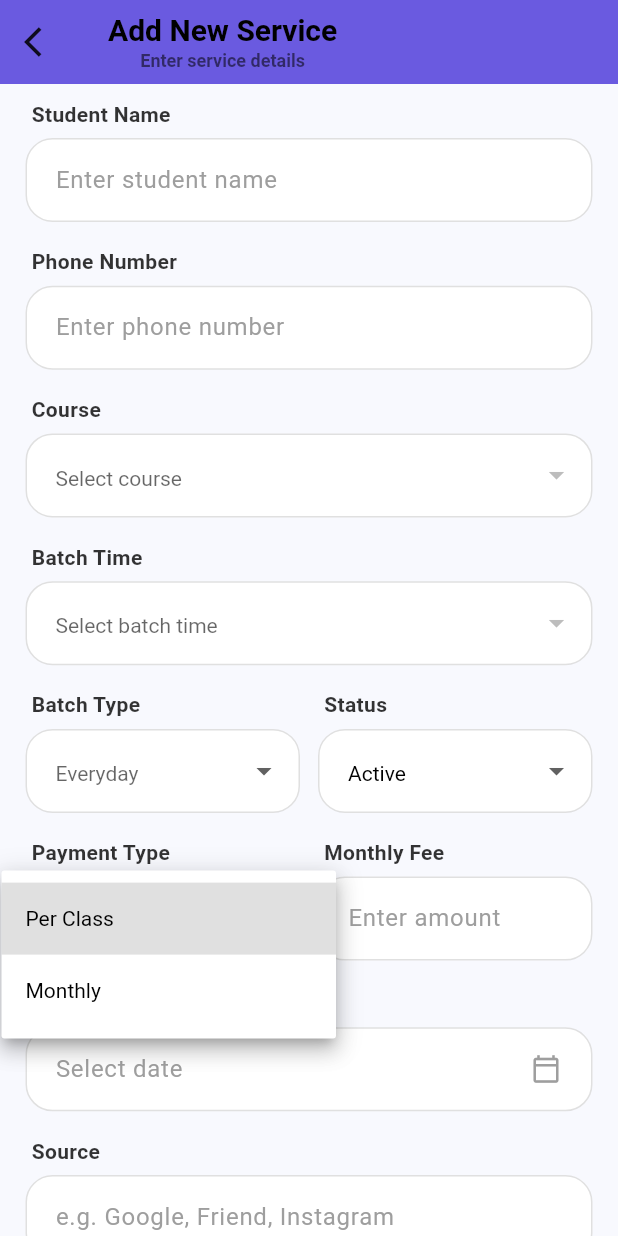
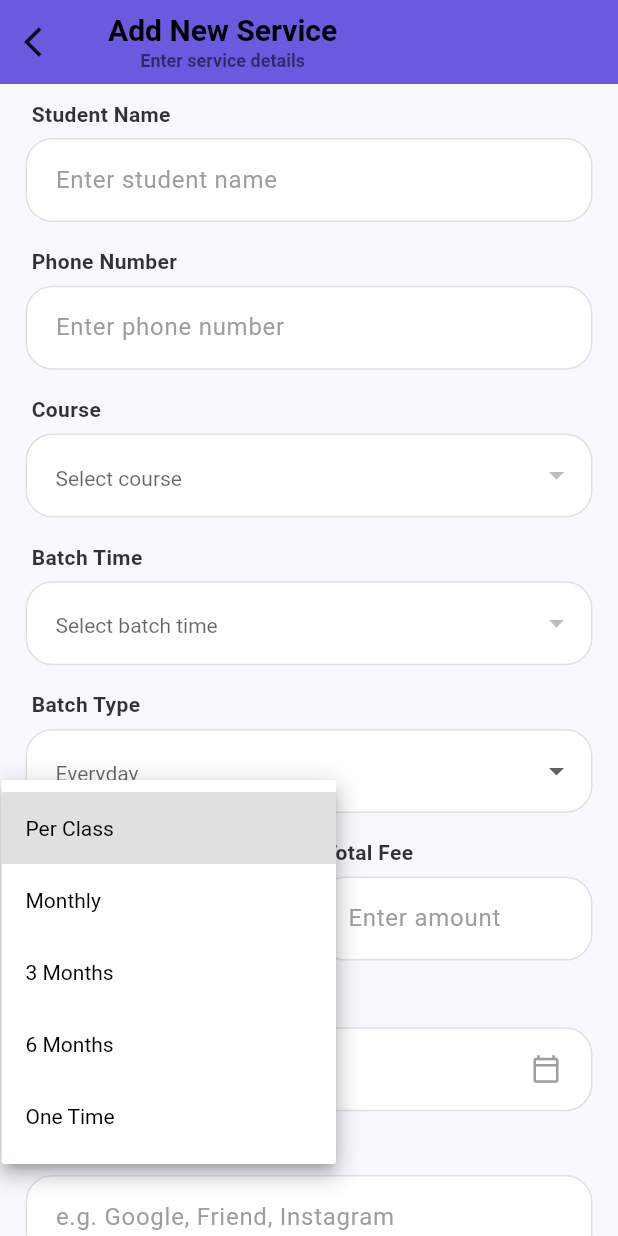
Before and after one commit to jayprajapati2246/music_class, a Flutter app: the Addnstudent screen opened directly, after a tap on "Per Class", on a phone screen of 412 x 824 dp. Run offline on Flutter 3.47's test engine with Material 3 defaults, Android fonts, the phone set to English and light mode, and no system bars; our stand-ins replace cloud_firestore, firebase_auth, firebase_core, get, google_mobile_ads, google_sign_in and 2 more; accounts and stored records are empty; network calls fail.

Commit message:
Complete this app

```diff
--- a/lib/Logic/controller/user/AddStudent.dart
+++ b/lib/Logic/controller/user/AddStudent.dart
@@ -16,12 +16,10 @@ class Addstudentcontroller extends GetxController {
   String? selectedBatchType;
   String? selectedPaymentType;
   String? selectedBatchTime;
-  String selectedStatus = 'Active';
 
   var courses = <String>[].obs;
-  final List<String> batchTypes = ['Everyday', 'Alternate Days'];
-  final List<String> paymentTypes = ['Per Class', 'Monthly'];
-  final List<String> statuses = ['Active', 'Inactive'];
+  final List<String> batchTypes = ['Everyday', 'Alternate Days','Weekends'];
+  final List<String> paymentTypes = ['Per Class', 'Monthly','3 Months','6 Months','One Time'];
   var batchTime = <String>[].obs;
 
   DateTime? joinDate;
@@ -44,7 +42,7 @@ class Addstudentcontroller extends GetxController {
     try {
       String uid = targetUserId ?? _auth.currentUser!.uid;
 
-      // Fetch from the new services subcollection
+      // Fetch from the new services subcollectio
       QuerySnapshot snapshot = await _firestore
           .collection('users')
           .doc(uid)
@@ -106,7 +104,6 @@ class Addstudentcontroller extends GetxController {
       monthlyFee: double.parse(amountController.text.trim()),
       joinDate: joinDate!,
       source: sourceController.text.trim(),
-      status: selectedStatus,
     );
 
     try {
@@ -147,7 +144,6 @@ class Addstudentcontroller extends GetxController {
       monthlyFee: double.parse(amountController.text.trim()),
       joinDate: joinDate!,
       source: sourceController.text.trim(),
-      status: selectedStatus,
     );
 
     try {
@@ -206,7 +202,6 @@ class Addstudentcontroller extends GetxController {
     selectedBatchTime = null;
     selectedBatchType = null;
     selectedPaymentType = null;
-    selectedStatus = 'Active';
     joinDate = null;
     targetUserId = null;
   }
--- a/lib/Logic/model/Student.dart
+++ b/lib/Logic/model/Student.dart
@@ -16,7 +16,6 @@ class StudentModel {
   final String batchType;
   final DateTime joinDate;
   final String source;
-  final String status; // 'Active' or 'Inactive'
 
   StudentModel({
     this.id,
@@ -29,7 +28,6 @@ class StudentModel {
     required this.monthlyFee,
     required this.joinDate,
     this.source = 'Unknown',
-    this.status = 'Active',
     Timestamp? createdAt,
   }) : createdAt = createdAt ?? Timestamp.now();
 
@@ -52,7 +50,6 @@ class StudentModel {
         'batchType': batchType,
         'joinDate': Timestamp.fromDate(joinDate),
         'source': source,
-        'status': status,
       },
       'createdAt': createdAt,
     };
@@ -78,7 +75,6 @@ class StudentModel {
       monthlyFee: (payment['monthlyFee'] ?? 0).toDouble(),
       joinDate: (studentDetail['joinDate'] as Timestamp?)?.toDate() ?? DateTime.now(),
       source: studentDetail['source'] ?? 'Unknown',
-      status: studentDetail['status'] ?? 'Active',
       createdAt: map['createdAt'] as Timestamp?,
     );
   }
--- a/lib/Logic/model/service_model.dart
+++ b/lib/Logic/model/service_model.dart
@@ -6,7 +6,6 @@ class ServiceModel {
   final String batch;
   final List<String> batchTimes;
   final double fee;
-  final String status;
 
   ServiceModel({
     this.id,
@@ -14,7 +13,6 @@ class ServiceModel {
     required this.batch,
     this.batchTimes = const [],
     this.fee = 0.0,
-    this.status = 'Active',
   });
 
   Map<String, dynamic> toMap() {
@@ -23,7 +21,6 @@ class ServiceModel {
       'batch': batch,
       'batchTimes': batchTimes,
       'fee': fee,
-      'status': status,
       'updatedAt': FieldValue.serverTimestamp(),
     };
   }
@@ -35,7 +32,6 @@ class ServiceModel {
       batch: map['batch'] ?? '',
       batchTimes: List<String>.from(map['batchTimes'] ?? []),
       fee: (map['fee'] ?? 0.0).toDouble(),
-      status: map['status'] ?? 'Active',
     );
   }
 }
--- a/lib/screen.dart
+++ b/lib/screen.dart
@@ -1,7 +1,7 @@
 import 'package:flutter/material.dart';
 import 'package:get/get.dart';
 import 'package:music_class/screen/Payment/Payment.dart';
-import 'package:music_class/screen/attendance.dart';
+import 'package:music_class/screen/student/attendance.dart';
 import 'package:music_class/screen/Payment/dues.dart';
 import 'package:music_class/screen/home.dart';
 import 'package:music_class/screen/student/student.dart';
--- a/lib/screen/admin/admin_dashboard.dart
+++ b/lib/screen/admin/admin_dashboard.dart
@@ -94,7 +94,6 @@ class AdminDashboardPage extends StatelessWidget {
 
             const SizedBox(height: 25),
 
-            // ===== QUICK ACTION TITLE =====
             Padding(
               padding: const EdgeInsets.symmetric(horizontal: 20),
               child: Row(
--- a/lib/screen/admin/user_services_page.dart
+++ b/lib/screen/admin/user_services_page.dart
@@ -227,21 +227,6 @@ class UserServicesPage extends StatelessWidget {
                     ],
                   ),
                 ),
-                Container(
-                  padding: const EdgeInsets.symmetric(horizontal: 8, vertical: 4),
-                  decoration: BoxDecoration(
-                    color: (student.status == 'Active' ? Colors.green : Colors.red).withOpacity(0.1),
-                    borderRadius: BorderRadius.circular(8),
-                  ),
-                  child: Text(
-                    student.status,
-                    style: TextStyle(
-                      color: student.status == 'Active' ? Colors.green : Colors.red,
-                      fontSize: 11,
-                      fontWeight: FontWeight.bold,
-                    ),
-                  ),
-                ),
                 const SizedBox(width: 8),
                 _buildActionMenu(context, student),
               ],
--- a/lib/screen/student/addnewstudent.dart
+++ b/lib/screen/student/addnewstudent.dart
@@ -36,7 +36,6 @@ class _AddnstudentState extends State<Addnstudent> {
           DateFormat('dd/MM/yyyy').format(widget.student!.joinDate);
       controller.amountController.text = widget.student!.monthlyFee.toString();
       controller.sourceController.text = widget.student!.source;
-      controller.selectedStatus = widget.student!.status;
     }
   }
 
@@ -140,25 +139,7 @@ class _AddnstudentState extends State<Addnstudent> {
                     ],
                   ),
                 ),
-                const SizedBox(width: 12),
-                Expanded(
-                  child: Column(
-                    crossAxisAlignment: CrossAxisAlignment.start,
-                    children: [
-                      _label(context, "Status"),
-                      commonDropdown<String>(
-                        context: context,
-                        hintText: "Active",
-                        items: controller.statuses,
-                        value: controller.selectedStatus,
-                        itemLabel: (e) => e,
-                        onChanged: (value) {
-                          setState(() => controller.selectedStatus = value ?? 'Active');
-                        },
-                      ),
-                    ],
-                  ),
-                ),
+
               ],
             ),
             SizedBox(height: height * 0.02),
@@ -187,7 +168,8 @@ class _AddnstudentState extends State<Addnstudent> {
                   child: Column(
                     crossAxisAlignment: CrossAxisAlignment.start,
                     children: [
-                      _label(context, "Monthly Fee"),
+
+                      _label(context, "Total Fee"),
                       commonTextField(
                         context: context,
                         hintText: "Enter amount",
@@ -209,7 +191,7 @@ class _AddnstudentState extends State<Addnstudent> {
               },
             ),
             SizedBox(height: height * 0.02),
-            _label(context, "Source"),
+            _label(context, "Referral"),
             commonTextField(
               context: context,
               hintText: "e.g. Google, Friend, Instagram",
--- a/lib/screen/attendance.dart
+++ b/lib/screen/student/attendance.dart
@@ -1,8 +1,8 @@
 import 'package:flutter/material.dart';
 import 'package:get/get.dart';
-import '../Logic/controller/user/attendance.dart';
-import '../Logic/controller/user/showstudent.dart';
-import '../Logic/model/Student.dart';
+import '../../Logic/controller/user/attendance.dart';
+import '../../Logic/controller/user/showstudent.dart';
+import '../../Logic/model/Student.dart';
 
 class Attendance extends StatefulWidget {
   const Attendance({super.key});
```
Also changed, not shown: lib/Logic/controller/admin/admin_controller.dart (+36 -9 lines), lib/Logic/controller/user/auth_controller.dart (+36 -27 lines), lib/Logic/controller/user/services_controller.dart (+56 -5 lines), lib/core/utils/snackbar_utils.dart (added, +30 -0 lines), lib/main.dart (+27 -0 lines), lib/screen/User Profile/user_services_page.dart (+5 -2 lines), lib/screen/admin/Userdetail.dart (+12 -20 lines).
